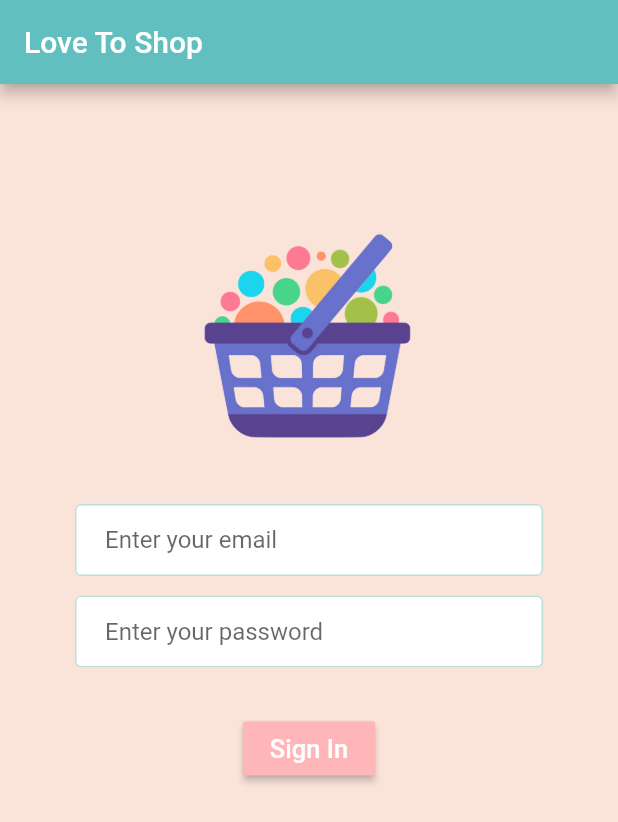
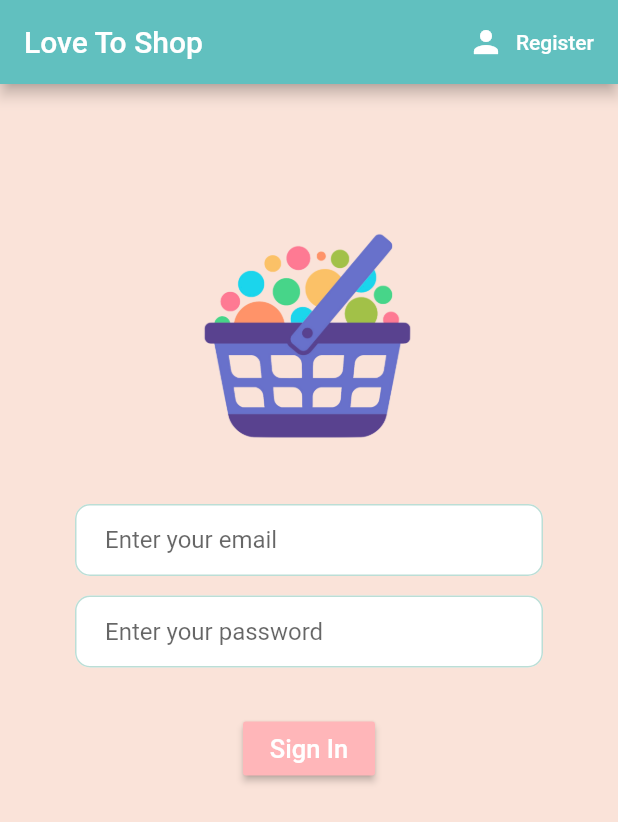
Before and after one commit to supu02/LoveToShop, a Flutter app: the screen it shows after launch, on a phone screen of 412 x 824 dp. Shown: the top 822 px of the screen. Run offline on Flutter 3.47's test engine with Material 2 defaults, Android fonts, the phone set to English and light mode, and no system bars; our stand-ins replace firebase_auth; accounts and stored records are empty.

Commit message:
Form toggle

```diff
--- a/lib/screens/authenticate/authenticate.dart
+++ b/lib/screens/authenticate/authenticate.dart
@@ -1,4 +1,5 @@
 import 'package:flutter/material.dart';
+import 'package:love_to_shop/screens/authenticate/register.dart';
 import 'package:love_to_shop/screens/authenticate/sign_in.dart';
 
 class Authenticate extends StatefulWidget {
@@ -7,8 +8,20 @@ class Authenticate extends StatefulWidget {
 }
 
 class _AuthenticateState extends State<Authenticate> {
+  bool showSignIn = true;
+
+  void toggleView() {
+    setState(() {
+      showSignIn = !showSignIn;
+    });
+  }
+
   @override
   Widget build(BuildContext context) {
-    return SignIn();
+    if (showSignIn) {
+      return SignIn(toggleView: toggleView);
+    } else {
+      return Register(toggleView: toggleView);
+    }
   }
 }
--- a/lib/screens/authenticate/sign_in.dart
+++ b/lib/screens/authenticate/sign_in.dart
@@ -3,25 +3,44 @@ import 'package:love_to_shop/services/auth.dart';
 import 'package:love_to_shop/shared/constants.dart';
 
 class SignIn extends StatefulWidget {
+  final Function toggleView;
+  SignIn({this.toggleView});
   @override
   _SignInState createState() => _SignInState();
 }
 
+final AuthService _auth = AuthService();
+
 class _SignInState extends State<SignIn> {
-  final AuthService _auth = AuthService();
+  String email = '';
+  String password = '';
+
   @override
   Widget build(BuildContext context) {
     return Scaffold(
       appBar: AppBar(
         title: Text('Love To Shop'),
         backgroundColor: Color(0xff61c0bf),
+        actions: [
+          FlatButton.icon(
+              onPressed: () {
+                widget.toggleView();
+              },
+              icon: Icon(
+                Icons.person,
+                color: Colors.white,
+              ),
+              label: Text(
+                'Register',
+                style: TextStyle(color: Colors.white),
+              ))
+        ],
       ),
       body: Container(
         color: Color(0xfffae3d9),
         padding: EdgeInsets.symmetric(horizontal: 50),
         child: Column(
           crossAxisAlignment: CrossAxisAlignment.stretch,
-          // mainAxisAlignment: MainAxisAlignment.start,
           children: [
             Padding(padding: EdgeInsets.only(top: 80.0)),
             CircleAvatar(
@@ -37,6 +56,9 @@ class _SignInState extends State<SignIn> {
                     keyboardType: TextInputType.emailAddress,
                     decoration: kTextInputDecoration.copyWith(
                         hintText: 'Enter your email'),
+                    onChanged: (val) {
+                      email = val;
+                    },
                   ),
                   SizedBox(
                     height: 13.0,
@@ -44,7 +66,11 @@ class _SignInState extends State<SignIn> {
                   TextFormField(
                     obscureText: true,
                     decoration: kTextInputDecoration.copyWith(
-                        hintText: 'Enter your password'),
+                      hintText: 'Enter your password',
+                    ),
+                    onChanged: (val) {
+                      password = val;
+                    },
                   ),
                   SizedBox(
                     height: 30.0,
--- a/lib/shared/constants.dart
+++ b/lib/shared/constants.dart
@@ -7,15 +7,15 @@ const kTextInputDecoration = InputDecoration(
     contentPadding: EdgeInsets.symmetric(vertical: 10.0, horizontal: 20.0),
     border: OutlineInputBorder(
       borderRadius: BorderRadius.all(
-        Radius.circular(32.0),
+        Radius.circular(10.0),
       ),
     ),
     enabledBorder: OutlineInputBorder(
-      borderSide: BorderSide(
-        color: Color(0xffbbded6),
-        width: 1.0,
-      ),
-    ),
+        borderSide: BorderSide(
+          color: Color(0xffbbded6),
+          width: 1.0,
+        ),
+        borderRadius: BorderRadius.all(Radius.circular(10.0))),
     focusedBorder: OutlineInputBorder(
         borderSide: BorderSide(color: Color(0xffbbded6), width: 2.0),
-        borderRadius: BorderRadius.all(Radius.circular(32.0))));
+        borderRadius: BorderRadius.all(Radius.circular(10.0))));
```
